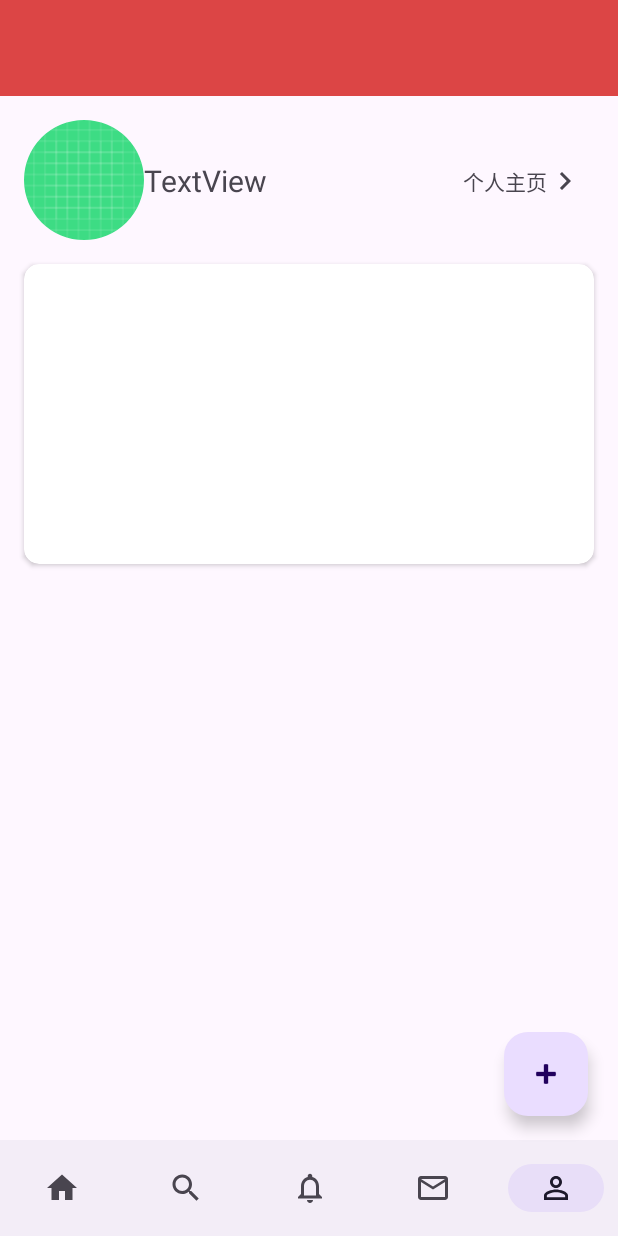
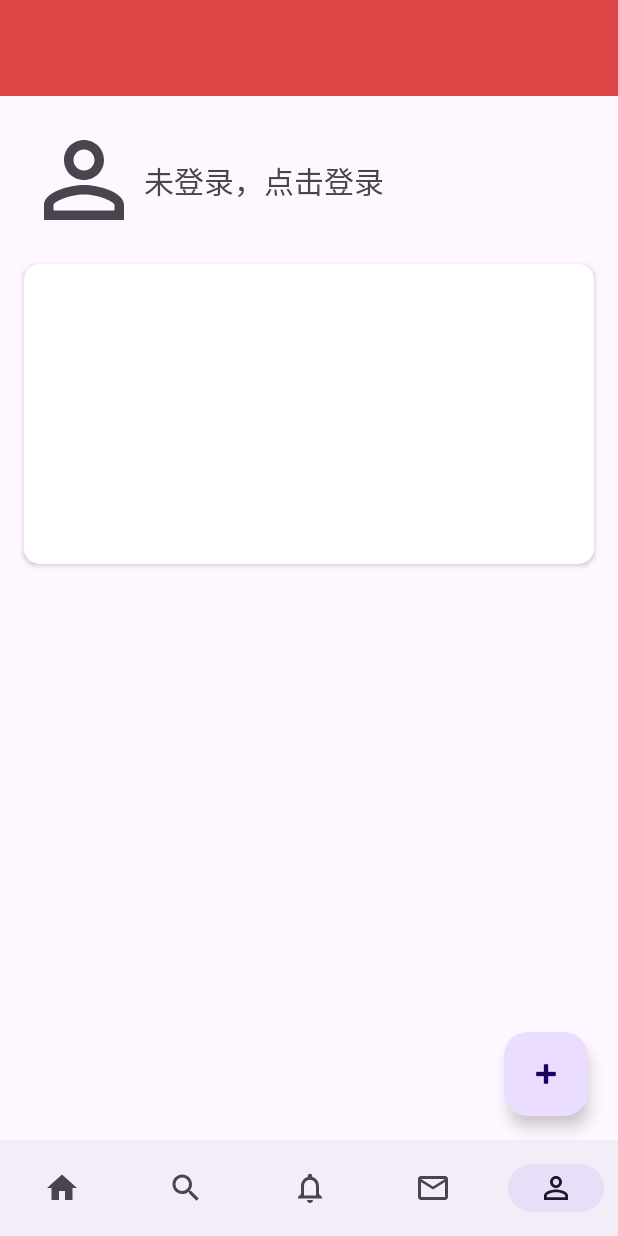
Before and after one commit to hekai97/AndroidProject, an Android app: the MineFragment screen opened through its navigation route, on a phone screen of 412 x 824 dp. Run offline under Robolectric (Android 15) with nearby library versions, the light colour scheme and no system bars; our stand-ins replace navigation-ui; 1 statement that could not run was skipped.

Commit message:
添加了登录事件，有点问题

```diff
--- a/app/src/main/java/com/hekai/androidproject/MainActivity.kt
+++ b/app/src/main/java/com/hekai/androidproject/MainActivity.kt
@@ -1,19 +1,24 @@
 package com.hekai.androidproject
 
+import android.content.Intent
 import android.os.Bundle
 import android.util.Log
+import androidx.activity.result.contract.ActivityResultContracts
 import androidx.activity.viewModels
 import androidx.appcompat.app.AppCompatActivity
 import androidx.navigation.NavController
 import androidx.navigation.fragment.NavHostFragment
 import androidx.navigation.ui.setupWithNavController
 import com.hekai.androidproject.databinding.ActivityMainBinding
+import com.hekai.androidproject.entites.Users
 import com.hekai.androidproject.localdatas.LUser
+import com.hekai.androidproject.otheractivity.LoginActivity
 import com.hekai.androidproject.viewmodels.MainActivityViewModel
 import com.hekai.androidproject.viewmodels.MainActivityViewModelFactory
 
 class MainActivity : AppCompatActivity() {
-    lateinit var binding: ActivityMainBinding
+    private val TAG="Hekai"
+    private lateinit var binding: ActivityMainBinding
     private lateinit var navController: NavController
     private val viewModel:MainActivityViewModel by viewModels {
         MainActivityViewModelFactory((application as MainApplicaton).repository)
@@ -26,13 +31,42 @@ class MainActivity : AppCompatActivity() {
         val navHostFragment=supportFragmentManager.findFragmentById(R.id.bottom_fragment_container_view) as NavHostFragment
         navController=navHostFragment.navController
         binding.includedAppBarLayout.bottomNavigationView.setupWithNavController(navController)
-        checkLoginUser()
         viewModel.currentUser.observe(this){
-            Log.d("Hekai", "liveDataInDatabases: ${it}")
+            Log.d(TAG, "liveDataInDatabases: ${it}")
+        }
+
+    }
+
+    val getResult=registerForActivityResult(ActivityResultContracts.StartActivityForResult()){
+        if(it.resultCode== RESULT_OK){
+            Log.d(TAG, "登录成功")
+            val remoteUser= it.data?.extras?.get("user") as Users
+            val user=LUser(
+                remoteUser.uid!!,
+                remoteUser.UserName!!,
+                remoteUser.NickName!!,
+                remoteUser.UserAvatar!!,
+                remoteUser.Password!!,
+                remoteUser.PublishNumber!!,
+                remoteUser.PhoneNumber!!,
+                remoteUser.Email!!,
+                true
+            )
+            viewModel.insert(user)
+        }
+        else{
+            Log.d(TAG, "取消登录")
         }
     }
-    private fun checkLoginUser(){
-        val user:LUser=LUser(1,"1731673423","K999","image/12.jpg","hk19990707",0,"18309346278","hekaigs@gmail.com",true)
-        viewModel.insert(user)
+
+    fun getActivityBinding():ActivityMainBinding{
+        return binding
+    }
+    fun getActivityViewModel():MainActivityViewModel{
+        return viewModel
+    }
+    fun openLoginActivity(){
+        val intent=Intent(applicationContext,LoginActivity::class.java)
+        getResult.launch(intent)
     }
 }
--- a/app/src/main/java/com/hekai/androidproject/fragments/MineFragment.kt
+++ b/app/src/main/java/com/hekai/androidproject/fragments/MineFragment.kt
@@ -1,13 +1,16 @@
 package com.hekai.androidproject.fragments
 
+import android.graphics.drawable.Icon
 import androidx.lifecycle.ViewModelProvider
 import android.os.Bundle
 import androidx.fragment.app.Fragment
 import android.view.LayoutInflater
 import android.view.View
 import android.view.ViewGroup
+import androidx.core.view.isGone
 import com.hekai.androidproject.MainActivity
 import com.hekai.androidproject.R
+import com.hekai.androidproject.adapters.bindImageFromUrl
 import com.hekai.androidproject.databinding.BottomMineFragmentBinding
 import com.hekai.androidproject.viewmodels.MineViewModel
 
@@ -30,6 +33,23 @@ class MineFragment : Fragment() {
 
     override fun onViewCreated(view: View, savedInstanceState: Bundle?) {
         super.onViewCreated(view, savedInstanceState)
+//        if((activity as MainActivity).getActivityViewModel().currentUser.value==null){
+        (activity as MainActivity).getActivityViewModel().currentUser.observe(viewLifecycleOwner) {
+            if (it == null) {
+                binding.userPersonInformationLayout.isGone = true
+                binding.userNameInMain.setOnClickListener {
+                    (activity as MainActivity).openLoginActivity()
+                }
+            } else {
+                binding.userPersonInformationLayout.isGone = false
+                bindImageFromUrl(
+                    binding.userImageInMine,
+                    (activity as MainActivity).getActivityViewModel().currentUser.value?.UserAvatar
+                )
+                binding.userNameInMain.text =
+                    (activity as MainActivity).getActivityViewModel().currentUser.value?.NickName
+            }
+        }
     }
 
 }
--- a/app/src/main/java/com/hekai/androidproject/network/NetWorkPosts.kt
+++ b/app/src/main/java/com/hekai/androidproject/network/NetWorkPosts.kt
@@ -2,6 +2,7 @@ package com.hekai.androidproject.network
 
 import com.hekai.androidproject.entites.Contents
 import com.hekai.androidproject.entites.Posts
+import com.hekai.androidproject.entites.Users
 import com.squareup.moshi.Moshi
 import com.squareup.moshi.kotlin.reflect.KotlinJsonAdapterFactory
 import retrofit2.Retrofit
@@ -24,9 +25,14 @@ object NWPost{
     }
 }
 interface NetWorkPosts {
+    //User相关的方法
+    @GET("Users/validUser/{username}/{password}")
+    suspend fun vaLidUser(@Path("username")username:String,@Path("password")password:String):Users
+    //Post相关的方法
     @GET("Posts/getPostsList")
     suspend fun getPostsList():List<Posts>
 
+    //Content相关的方法
     @GET("Contents/getContentById/{uid}")
     suspend fun getContentById(@Path("uid")user:Int) : Contents
 }
--- a/app/src/main/java/com/hekai/androidproject/viewmodels/MainActivityViewModel.kt
+++ b/app/src/main/java/com/hekai/androidproject/viewmodels/MainActivityViewModel.kt
@@ -7,6 +7,7 @@ import kotlinx.coroutines.launch
 import java.lang.IllegalArgumentException
 
 class MainActivityViewModel(private val repository:LocalUserRepository):ViewModel() {
+    //当前登录的用户，如果为空则没有用户登录
     val currentUser:LiveData<LUser> = repository.currentUser.asLiveData()
     fun insert(lUser: LUser)=viewModelScope.launch {
         repository.insert(lUser)
--- a/app/src/main/res/layout/bottom_mine_fragment.xml
+++ b/app/src/main/res/layout/bottom_mine_fragment.xml
@@ -9,7 +9,7 @@
     tools:context=".fragments.MineFragment">
 
     <com.google.android.material.imageview.ShapeableImageView
-        android:id="@+id/shapeableImageView2"
+        android:id="@+id/user_image_in_mine"
         android:layout_width="80dp"
         android:layout_height="80dp"
         android:layout_marginStart="16dp"
@@ -17,28 +17,29 @@
         app:layout_constraintStart_toStartOf="parent"
         app:layout_constraintTop_toTopOf="parent"
         app:shapeAppearanceOverlay="@style/ShapeAppearanceOverlay.App.CornerSize50Percent"
-        app:srcCompat="@drawable/ic_launcher_background" />
+        app:srcCompat="@drawable/ic_baseline_person_outline_24" />
 
     <TextView
-        android:id="@+id/textView9"
+        android:id="@+id/user_name_in_main"
         android:layout_width="wrap_content"
         android:layout_height="wrap_content"
-        android:text="TextView"
+        android:text="未登录，点击登录"
         android:textSize="@dimen/mine_user_name_size"
-        app:layout_constraintBottom_toBottomOf="@+id/shapeableImageView2"
-        app:layout_constraintStart_toEndOf="@+id/shapeableImageView2"
-        app:layout_constraintTop_toTopOf="@+id/shapeableImageView2" />
+        app:layout_constraintBottom_toBottomOf="@+id/user_image_in_mine"
+        app:layout_constraintStart_toEndOf="@+id/user_image_in_mine"
+        app:layout_constraintTop_toTopOf="@+id/user_image_in_mine" />
 
     <LinearLayout
+        android:id="@+id/user_person_information_layout"
         android:layout_width="wrap_content"
         android:layout_height="wrap_content"
         android:gravity="center"
         android:orientation="horizontal"
-        app:layout_constraintBottom_toBottomOf="@+id/textView9"
+        app:layout_constraintBottom_toBottomOf="@+id/user_name_in_main"
         app:layout_constraintEnd_toEndOf="parent"
         app:layout_constraintHorizontal_bias="0.85"
-        app:layout_constraintStart_toEndOf="@+id/textView9"
-        app:layout_constraintTop_toTopOf="@+id/textView9">
+        app:layout_constraintStart_toEndOf="@+id/user_name_in_main"
+        app:layout_constraintTop_toTopOf="@+id/user_name_in_main">
 
         <TextView
             android:id="@+id/textView10"
@@ -64,6 +65,6 @@
         app:cardCornerRadius="10dp"
         app:layout_constraintEnd_toEndOf="parent"
         app:layout_constraintStart_toStartOf="parent"
-        app:layout_constraintTop_toBottomOf="@+id/shapeableImageView2" />
+        app:layout_constraintTop_toBottomOf="@+id/user_image_in_mine" />
 
 </androidx.constraintlayout.widget.ConstraintLayout>
```
Also changed, not shown: app/src/main/java/com/hekai/androidproject/entites/Users.kt (added, +15 -0 lines), app/src/main/java/com/hekai/androidproject/otheractivity/LoginActivity.kt (+27 -0 lines), app/src/main/java/com/hekai/androidproject/util/MyHash.kt (added, +13 -0 lines), app/src/main/java/com/hekai/androidproject/viewmodels/LoginActivityViewModel.kt (added, +39 -0 lines), app/src/main/res/drawable/ic_baseline_check_24.xml (added, +10 -0 lines), app/src/main/res/layout/activity_login.xml (+9 -9 lines).
